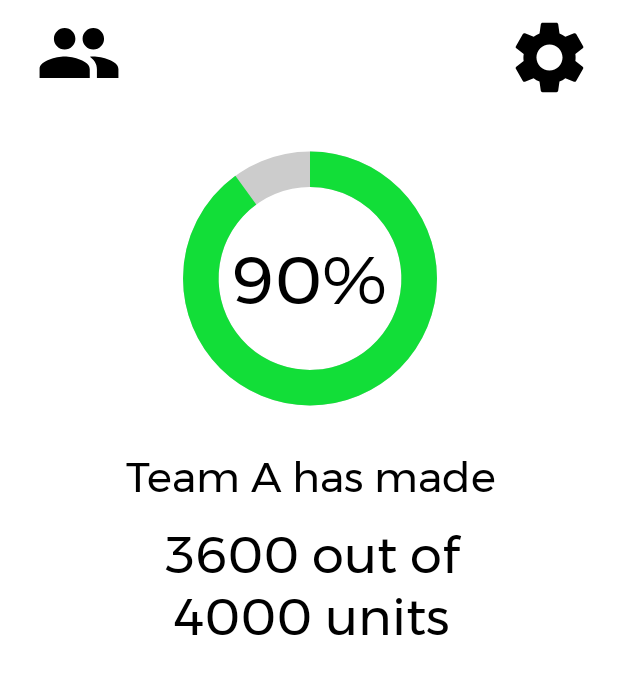
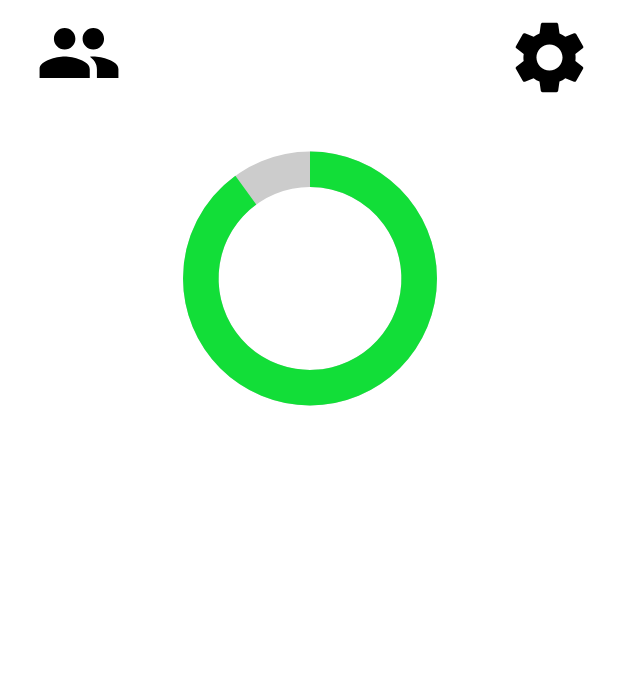
Before and after one commit to jhu-cs-uima-sp21/TeamE-OurProgress, an Android app: the layout fragment_production_dashboard.xml on its own in the app's theme, with its tools: preview values and no code run, on a phone screen of 412 x 824 dp. Shown: the top 674 px of the screen. Run offline under Robolectric (Android 15) with nearby library versions, the phone set to English and light mode, and no system bars.

Commit message:
fixed the layout for the dashboard screens so it doesn't reset back to default

```diff
--- a/app/src/main/java/com/example/bismapp/NavigationActivity.java
+++ b/app/src/main/java/com/example/bismapp/NavigationActivity.java
@@ -38,7 +38,7 @@ public class NavigationActivity extends AppCompatActivity{
                             //openFragment(HomeFragment.newInstance("", ""));
                             return true;
                         case R.id.nav_production:
-                            openFragment(ProductionDashboard.newInstance("", ""));
+                            //openFragment(ProductionDashboard.newInstance("", ""));
                             return true;
                         case R.id.navigation_ask:
                             //openFragment(NotificationFragment.newInstance("", ""));
--- a/app/src/main/res/layout-sw360dp/fragment_associate_production_dash.xml
+++ b/app/src/main/res/layout-sw360dp/fragment_associate_production_dash.xml
@@ -41,7 +41,6 @@
             android:layout_height="wrap_content"
             android:layout_marginTop="76dp"
             android:fontFamily="@font/montserrat"
-            android:text="Team A has made"
             android:textColor="#000000"
             android:textSize="30sp"
             app:layout_constraintEnd_toEndOf="parent"
@@ -56,7 +55,6 @@
             android:layout_marginTop="4dp"
             android:fontFamily="@font/montserrat"
             android:gravity="center"
-            android:text="3600 out of 4000 units"
             android:textColor="#000000"
             android:textSize="36sp"
             app:layout_constraintEnd_toEndOf="parent"
@@ -69,7 +67,6 @@
             android:layout_width="wrap_content"
             android:layout_height="wrap_content"
             android:fontFamily="@font/montserrat"
-            android:text="90%"
             android:textColor="#000000"
             android:textSize="70sp"
             app:layout_constraintBottom_toBottomOf="@+id/circularProgressbar"
--- a/app/src/main/res/layout-sw360dp/fragment_production_dashboard.xml
+++ b/app/src/main/res/layout-sw360dp/fragment_production_dashboard.xml
@@ -4,8 +4,7 @@
     xmlns:tools="http://schemas.android.com/tools"
     android:layout_width="match_parent"
     android:layout_height="match_parent"
-    android:background="@color/white"
-    tools:context="ui.dashboard.DashboardFragment">
+    android:background="@color/white">
 
 
     <!-- TODO: Update blank fragment layout -->
@@ -41,7 +40,6 @@
             android:layout_height="wrap_content"
             android:layout_marginTop="96dp"
             android:fontFamily="@font/montserrat"
-            android:text="Team A has made"
             android:textColor="#000000"
             android:textSize="30sp"
             app:layout_constraintEnd_toEndOf="parent"
@@ -56,7 +54,6 @@
             android:layout_marginTop="20dp"
             android:fontFamily="@font/montserrat"
             android:gravity="center"
-            android:text="3600 out of 4000 units"
             android:textColor="#000000"
             android:textSize="36sp"
             app:layout_constraintEnd_toEndOf="parent"
@@ -68,7 +65,6 @@
             android:layout_width="wrap_content"
             android:layout_height="wrap_content"
             android:fontFamily="@font/montserrat"
-            android:text="90%"
             android:textColor="#000000"
             android:textSize="70sp"
             app:layout_constraintBottom_toBottomOf="@+id/circularProgressbar"
--- a/app/src/main/res/layout/fragment_associate_production_dash.xml
+++ b/app/src/main/res/layout/fragment_associate_production_dash.xml
@@ -41,7 +41,6 @@ tools:context=".AssociateProductionDash">
         android:layout_height="wrap_content"
         android:layout_marginTop="76dp"
         android:fontFamily="@font/montserrat"
-        android:text="Team A has made"
         android:textColor="#000000"
         android:textSize="28sp"
         app:layout_constraintEnd_toEndOf="parent"
@@ -56,7 +55,6 @@ tools:context=".AssociateProductionDash">
         android:layout_marginTop="4dp"
         android:fontFamily="@font/montserrat"
         android:gravity="center"
-        android:text="3600 out of 4000 units"
         android:textColor="#000000"
         android:textSize="34sp"
         app:layout_constraintEnd_toEndOf="parent"
@@ -69,7 +67,6 @@ tools:context=".AssociateProductionDash">
         android:layout_width="wrap_content"
         android:layout_height="wrap_content"
         android:fontFamily="@font/montserrat"
-        android:text="90%"
         android:textColor="#000000"
         android:textSize="45sp"
         app:layout_constraintBottom_toBottomOf="@+id/circularProgressbar"
--- a/app/src/main/res/layout/fragment_production_dashboard.xml
+++ b/app/src/main/res/layout/fragment_production_dashboard.xml
@@ -41,7 +41,6 @@
             android:layout_height="wrap_content"
             android:layout_marginTop="76dp"
             android:fontFamily="@font/montserrat"
-            android:text="Team A has made"
             android:textColor="#000000"
             android:textSize="28sp"
             app:layout_constraintEnd_toEndOf="parent"
@@ -56,7 +55,6 @@
             android:layout_marginTop="4dp"
             android:fontFamily="@font/montserrat"
             android:gravity="center"
-            android:text="3600 out of 4000 units"
             android:textColor="#000000"
             android:textSize="34sp"
             app:layout_constraintEnd_toEndOf="parent"
@@ -69,7 +67,6 @@
             android:layout_width="wrap_content"
             android:layout_height="wrap_content"
             android:fontFamily="@font/montserrat"
-            android:text="90%"
             android:textColor="#000000"
             android:textSize="45sp"
             app:layout_constraintBottom_toBottomOf="@+id/circularProgressbar"
```
